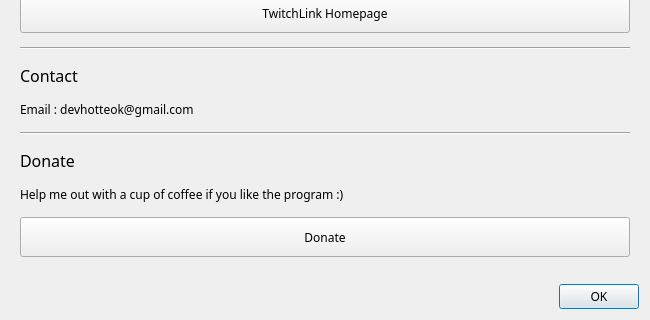
This is resources/ui/about.ui in devhotteok/TwitchLink as Qt 5 draws it before an edit; both pictures show x 0 to 650 and y 280 to 600 of the 650 by 600 pixel window. The edited form follows.
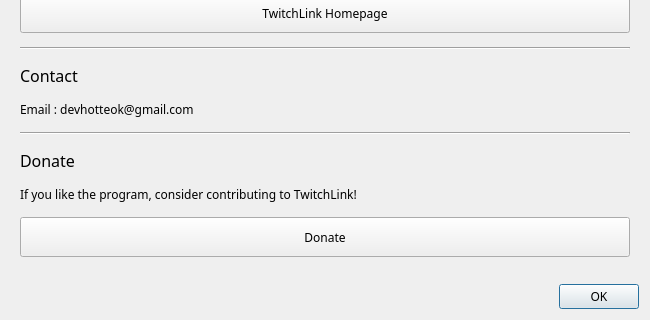
This is the edited form.

What changed in the file:
```diff
--- a/resources/ui/about.ui
+++ b/resources/ui/about.ui
@@ -235,7 +235,7 @@
          </sizepolicy>
         </property>
         <property name="text">
-         <string>Help me out with a cup of coffee if you like the program :)</string>
+         <string>If you like the program, consider contributing to TwitchLink!</string>
         </property>
        </widget>
       </item>
```
